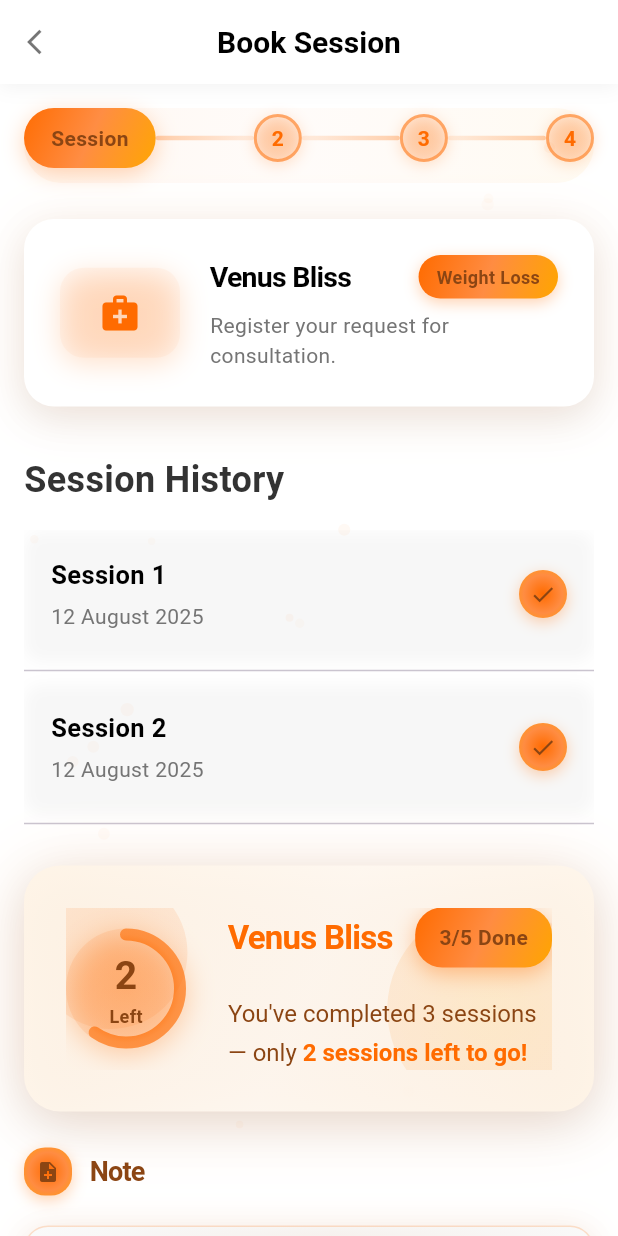
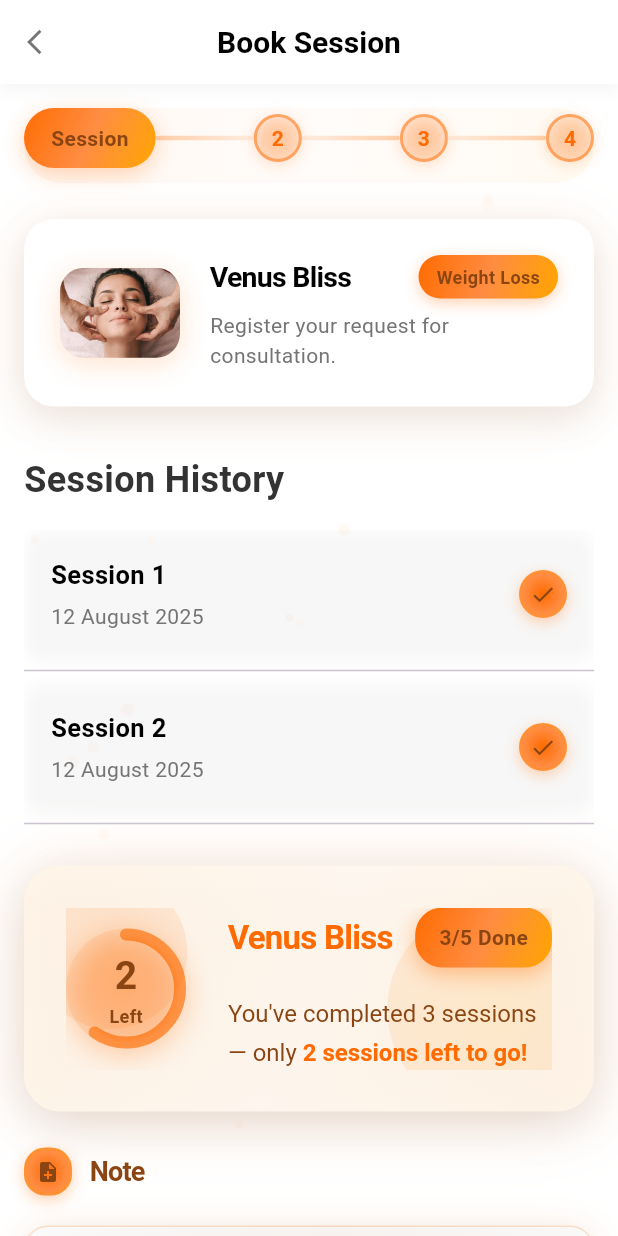
Before and after one commit to ImanMesgaran/elegant_hopo_technical_assesssment, a Flutter app: the BookSessionPage screen opened by its route, on a phone screen of 412 x 824 dp. Run offline on Flutter 3.47's test engine with Material 3 defaults, Android fonts, the phone set to English and light mode, and no system bars; drawn by our look-alikes of flutter_animate; our stand-ins replace connectivity_plus, dartz, equatable, flutter_bloc, flutter_staggered_animations, freezed_annotation and 4 more; accounts and stored records are empty.

Commit message:
UI is completed

```diff
--- a/lib/features/packages/presentation/pages/book_session_page.dart
+++ b/lib/features/packages/presentation/pages/book_session_page.dart
@@ -245,6 +245,7 @@ class _BookSessionPageState extends State<BookSessionPage> {
         SizedBox(
           height: 200.0,
           child: ListView.builder(
+            shrinkWrap: true,
             itemCount: sessions.length,
             itemBuilder: (context, index) {
               final session = sessions[index];
@@ -551,10 +552,14 @@ class _BookSessionPageState extends State<BookSessionPage> {
                     ),
                   ],
                 ),
-                child: const Icon(
-                  Icons.medical_services,
-                  color: Color(0xFFFF6B00),
-                  size: 28,
+                child: ClipRRect(
+                  borderRadius: BorderRadius.circular(16),
+                  child: Image.asset(
+                    'assets/images/face-massage-1.jpg',
+                    width: 80,
+                    height: 60,
+                    fit: BoxFit.cover,
+                  ),
                 ),
               )
               .animate()
```
Also changed, not shown: assets/images/face-massage-1.jpg (added).
